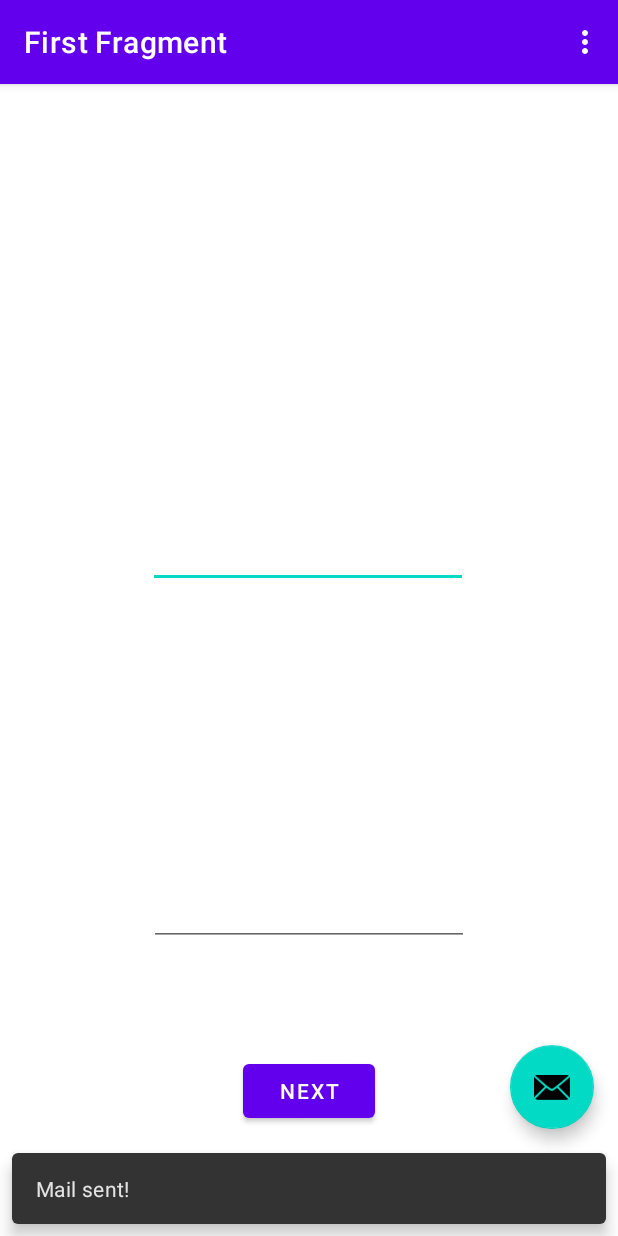
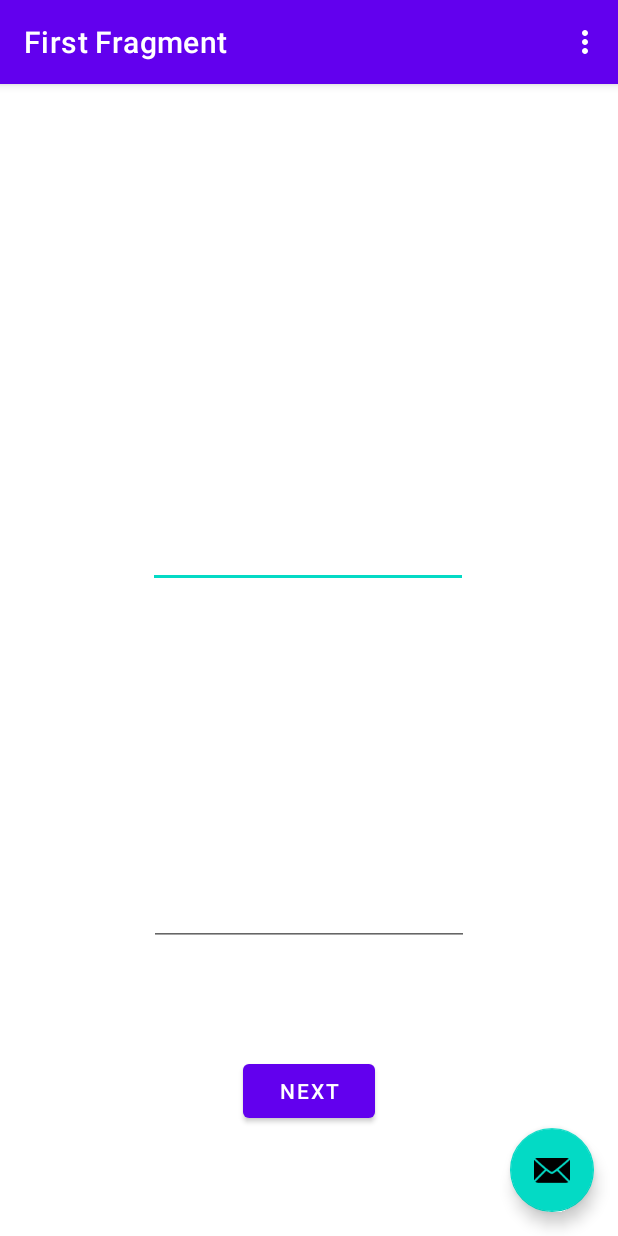
Before and after one commit to gion86/CarTrip, an Android app: the screen it shows after launch (MainActivity), after a tap on an icon or button, on a phone screen of 412 x 824 dp. Run offline under Robolectric (Android 15) with nearby library versions, the phone set to English and light mode, and no system bars; our stand-ins replace navigation-ui.

Commit message:
Replace ASyncTask with Executors. Cleand up GmailSender.java.

```diff
--- a/app/src/main/java/com/cartrip/FirstFragment.java
+++ b/app/src/main/java/com/cartrip/FirstFragment.java
@@ -37,10 +37,8 @@ public class FirstFragment extends Fragment {
             LayoutInflater inflater, ViewGroup container,
             Bundle savedInstanceState
     ) {
-
         binding = FragmentFirstBinding.inflate(inflater, container, false);
         return binding.getRoot();
-
     }
 
     public void onViewCreated(@NonNull View view, Bundle savedInstanceState) {
@@ -92,5 +90,4 @@ public class FirstFragment extends Fragment {
         super.onDestroyView();
         binding = null;
     }
-
 }
--- a/app/src/main/java/com/cartrip/MainActivity.java
+++ b/app/src/main/java/com/cartrip/MainActivity.java
@@ -17,32 +17,17 @@ import com.cartrip.databinding.ActivityMainBinding;
 import com.cartrip.mail.GmailSender;
 import com.google.android.material.snackbar.Snackbar;
 
+import java.util.concurrent.Executors;
+import java.util.concurrent.ScheduledExecutorService;
+
 public class MainActivity extends AppCompatActivity {
 
     private AppBarConfiguration appBarConfiguration;
     private ActivityMainBinding binding;
 
-    class SendEmailTask extends AsyncTask<Void, Void, Void> {
-
-        @Override
-        protected void onPreExecute() {
-            super.onPreExecute();
-            Log.i("Email sending", "sending start");
-        }
-
-        @Override
-        protected Void doInBackground(Void... params) {
-            try {
-                GmailSender gmailSender = new GmailSender("gionata.boccalini@gmail.com", ""); // FIXME password!!
-                gmailSender.sendMail("KM", "KM body", "gionata.boccalini@gmail.com", "gionata.boccalini@marchesini.com");
-
-                Log.i("Email sending", "send");
-            } catch (Exception e) {
-                Log.i("Email sending", "cannot send");
-                e.printStackTrace();
-            }
-            return null;
-        }
+    private boolean sendMail() {
+        GmailSender gmailSender = new GmailSender("gionata.boccalini@gmail.com", ""); // FIXME password!!
+        return gmailSender.sendMail("KM", "KM body", "gionata.boccalini@gmail.com", "gionata.boccalini@marchesini.com");
     }
 
     @Override
@@ -61,11 +46,22 @@ public class MainActivity extends AppCompatActivity {
         binding.fab.setOnClickListener(new View.OnClickListener() {
             @Override
             public void onClick(View view) {
-                final SendEmailTask sendEmailTask = new SendEmailTask();
-                sendEmailTask.execute();
+                // Create an executor that executes tasks in a background thread.
+                ScheduledExecutorService backgroundExecutor = Executors.newSingleThreadScheduledExecutor();
 
-                Snackbar.make(view, "Mail sent!", Snackbar.LENGTH_LONG)
-                        .setAction("Action", null).show();
+                // Execute a task in the background thread.
+                backgroundExecutor.execute(new Runnable() {
+                    @Override
+                    public void run() {
+                        if (sendMail()) {
+                            Snackbar.make(view, "Mail sent!", Snackbar.LENGTH_LONG)
+                                    .setAction("Action", null).show();
+                            Log.i("Email sending", "sent");
+                        } else {
+                            Log.i("Email sending", "cannot send mail");
+                        }
+                    }
+                });
             }
         });
     }
--- a/app/src/main/java/com/cartrip/mail/GmailSender.java
+++ b/app/src/main/java/com/cartrip/mail/GmailSender.java
@@ -18,9 +18,9 @@ public class GmailSender extends javax.mail.Authenticator {
     private String password;
     private Session session;
 
-//    static {
-//        Security.addProvider(new JSSEProvider());
-//    }
+    protected PasswordAuthentication getPasswordAuthentication() {
+        return new PasswordAuthentication(user, password);
+    }
 
     public GmailSender(String user, String password) {
         this.user = user;
@@ -41,11 +41,7 @@ public class GmailSender extends javax.mail.Authenticator {
         session = Session.getDefaultInstance(props, this);
     }
 
-    protected PasswordAuthentication getPasswordAuthentication() {
-        return new PasswordAuthentication(user, password);
-    }
-
-    public synchronized void sendMail(String subject, String body, String sender, String recipients) {
+    public synchronized boolean sendMail(String subject, String body, String sender, String recipients) {
         try {
             MimeMessage mm = new MimeMessage(session);
             mm.setFrom(new InternetAddress(sender));
@@ -53,63 +49,11 @@ public class GmailSender extends javax.mail.Authenticator {
             mm.setSubject(subject);
             mm.setText(body);
             Transport.send(mm);
+            return true;
         } catch (MessagingException e) {
-            Log.d("SendMail", "doInBackground: " + e.getMessage());
+            Log.d("GmailSender", "sendMail: " + e.getMessage());
             e.printStackTrace();
         }
-
-//        try {
-//            MimeMessage message = new MimeMessage(session);
-//            DataHandler handler = new DataHandler(new ByteArrayDataSource(body.getBytes(), "text/plain"));
-//            message.setSender(new InternetAddress(sender));
-//            message.setSubject(subject);
-//            message.setDataHandler(handler);
-//            if (recipients.indexOf(',') > 0)
-//                message.setRecipients(Message.RecipientType.TO, InternetAddress.parse(recipients));
-//            else
-//                message.setRecipient(Message.RecipientType.TO, new InternetAddress(recipients));
-//            Transport.send(message);
-//        } catch (Exception e) {
-//            e.printStackTrace();
-//        }
+        return false;
     }
-
-   /* public class ByteArrayDataSource implements DataSource {
-        private byte[] data;
-        private String type;
-
-        public ByteArrayDataSource(byte[] data, String type) {
-            super();
-            this.data = data;
-            this.type = type;
-        }
-
-        public ByteArrayDataSource(byte[] data) {
-            super();
-            this.data = data;
-        }
-
-        public void setType(String type) {
-            this.type = type;
-        }
-
-        public String getContentType() {
-            if (type == null)
-                return "application/octet-stream";
-            else
-                return type;
-        }
-
-        public InputStream getInputStream() throws IOException {
-            return new ByteArrayInputStream(data);
-        }
-
-        public String getName() {
-            return "ByteArrayDataSource";
-        }
-
-        public OutputStream getOutputStream() throws IOException {
-            throw new IOException("Not Supported");
-        }
-    }*/
 }
```
